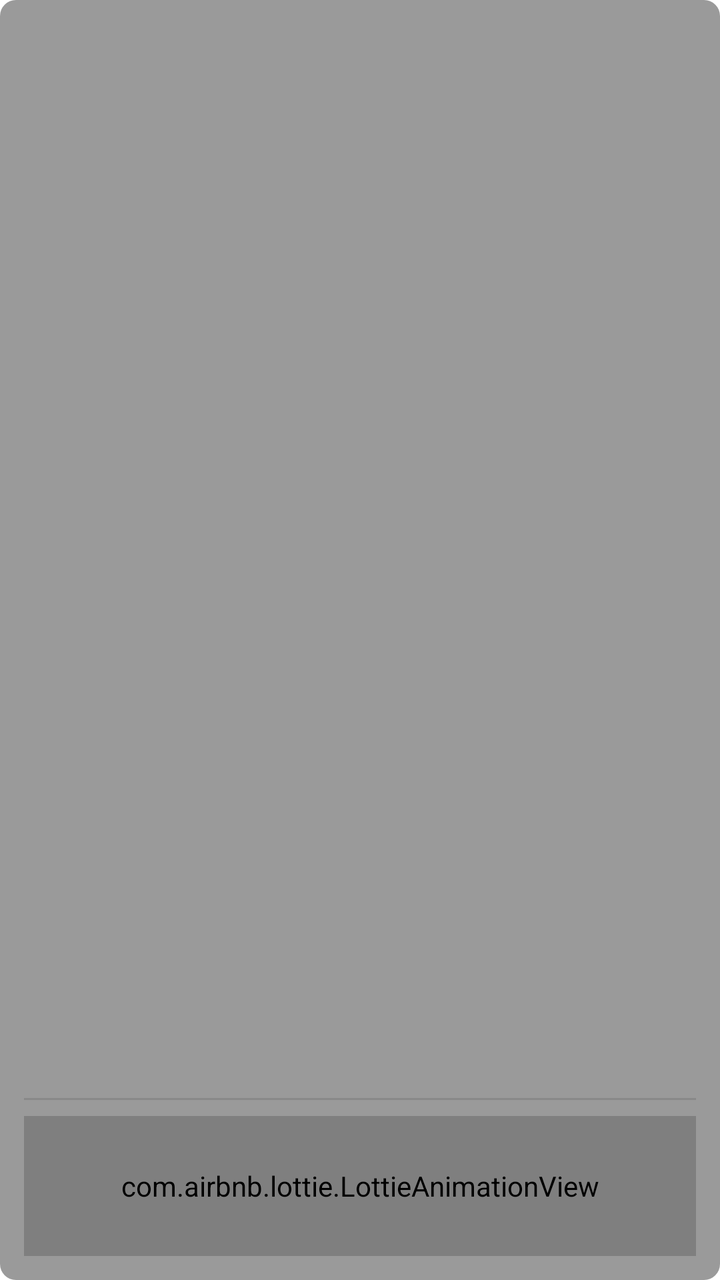
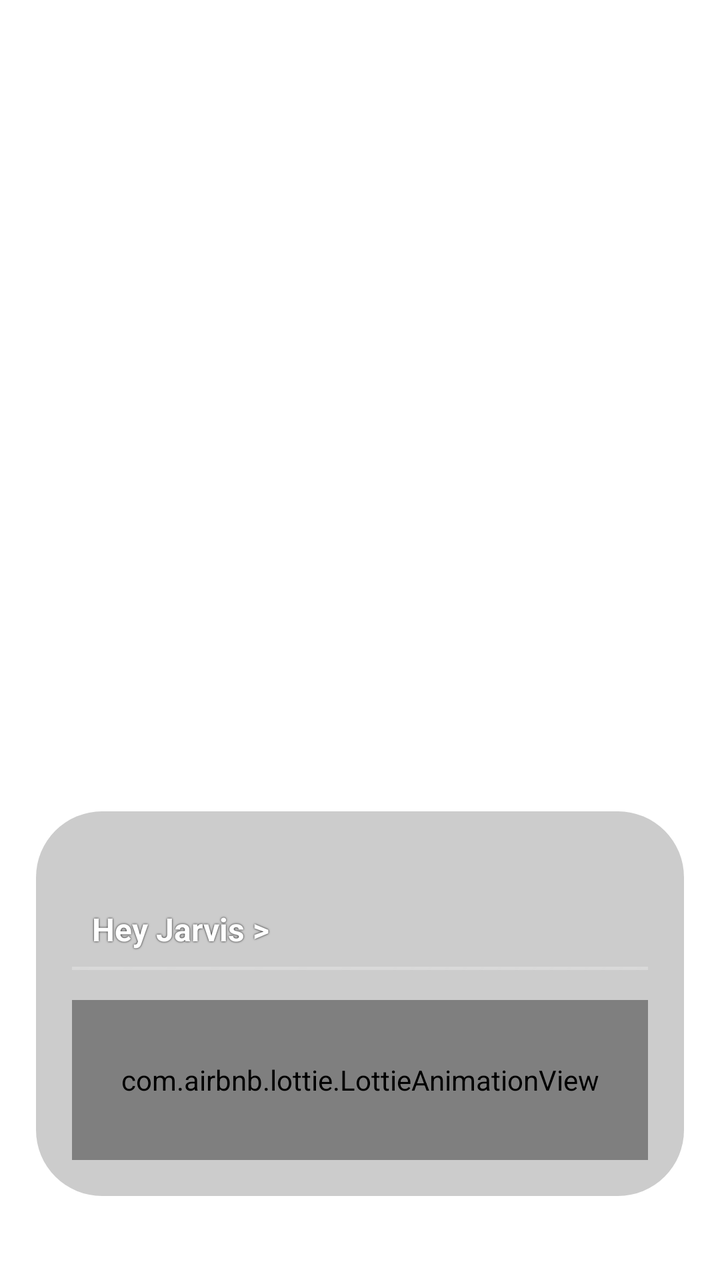

Two renders of the same Android screen: before a commit and after it. Below are the layout's source before the change and the commit's diff.
<!-- AndroidManifest.xml: activity theme Theme.Transparent -->
<!-- res/layout/activity_glow.xml -->
<LinearLayout xmlns:android="http://schemas.android.com/apk/res/android"
    xmlns:app="http://schemas.android.com/apk/res-auto"
    android:id="@+id/main"
    android:layout_width="match_parent"
    android:layout_height="match_parent"
    android:orientation="vertical"
    android:gravity="bottom"
    android:background="@drawable/livebg"
    android:padding="12dp">

    <TextView
        android:id="@+id/liveText1"
        android:layout_width="match_parent"
        android:layout_height="wrap_content"
        android:text="Hey Jarvis >"
        android:textSize="15sp"
        android:textColor="#FFFFFF"
        android:shadowColor="#000000"
        android:background="@drawable/livebg"
        android:shadowDx="0"
        android:shadowDy="0"
        android:layout_gravity="top"
        android:shadowRadius="2"
        android:visibility="invisible"
        android:textStyle="bold"
        android:paddingStart="15dp"
        android:gravity="start|center_vertical"
        android:layout_marginBottom="12dp" />
    <View
        android:layout_width="match_parent"
        android:layout_height="1dp"
        android:layout_marginBottom="8dp"
        android:background="#888888" />

    <com.airbnb.lottie.LottieAnimationView
        android:id="@+id/jarvisSpeaking"
        android:layout_width="match_parent"
        android:layout_height="70dp"
        android:layout_gravity="bottom"
        app:lottie_autoPlay="true"
        app:lottie_enableMergePathsForKitKatAndAbove="true"
        app:lottie_loop="true"
        app:lottie_rawRes="@raw/jarvisani11" />
</LinearLayout>
<!-- resources referenced by this layout -->
<resources>
  <!-- drawable livebg (drawable) -->
  <?xml version="1.0" encoding="utf-8"?>
  <shape xmlns:android="http://schemas.android.com/apk/res/android" android:shape="rectangle">
      <solid android:color="#65000000"/>
  
      <corners android:radius="8dp"/>
  
  </shape>
  <style name="Theme.Transparent" parent="Theme.AppCompat.Light.NoActionBar">
          <item name="android:windowIsTranslucent">true</item>
          <item name="android:windowBackground">@android:color/transparent</item>
          <item name="android:windowNoTitle">true</item>
          <item name="android:windowIsFloating">false</item>
      </style>
</resources>

<!-- the commit's change to res/layout/activity_glow.xml (unified diff, before → after) -->
@@ -1,44 +1,56 @@
-<LinearLayout xmlns:android="http://schemas.android.com/apk/res/android"
+<?xml version="1.0" encoding="utf-8"?>
+<FrameLayout xmlns:android="http://schemas.android.com/apk/res/android"
     xmlns:app="http://schemas.android.com/apk/res-auto"
-    android:id="@+id/main"
     android:layout_width="match_parent"
-    android:layout_height="match_parent"
-    android:orientation="vertical"
-    android:gravity="bottom"
-    android:background="@drawable/livebg"
-    android:padding="12dp">
+    android:layout_height="wrap_content"
+    android:paddingHorizontal="16dp"
+    android:paddingBottom="40dp"
+    android:layout_gravity="bottom">
 
-    <TextView
-        android:id="@+id/liveText1"
+    <LinearLayout
+        android:id="@+id/main"
         android:layout_width="match_parent"
         android:layout_height="wrap_content"
-        android:text="Hey Jarvis >"
-        android:textSize="15sp"
-        android:textColor="#FFFFFF"
-        android:shadowColor="#000000"
+        android:layout_gravity="bottom"
         android:background="@drawable/livebg"
-        android:shadowDx="0"
-        android:shadowDy="0"
-        android:layout_gravity="top"
-        android:shadowRadius="2"
-        android:visibility="invisible"
-        android:textStyle="bold"
-        android:paddingStart="15dp"
-        android:gravity="start|center_vertical"
-        android:layout_marginBottom="12dp" />
-    <View
-        android:layout_width="match_parent"
-        android:layout_height="1dp"
-        android:layout_marginBottom="8dp"
-        android:background="#888888" />
+        android:elevation="10dp"
+        android:orientation="vertical"
+        android:paddingTop="30dp"     android:paddingBottom="20dp"
+        android:paddingHorizontal="20dp">
 
-    <com.airbnb.lottie.LottieAnimationView
-        android:id="@+id/jarvisSpeaking"
-        android:layout_width="match_parent"
-        android:layout_height="70dp"
-        android:layout_gravity="bottom"
-        app:lottie_autoPlay="true"
-        app:lottie_enableMergePathsForKitKatAndAbove="true"
-        app:lottie_loop="true"
-        app:lottie_rawRes="@raw/jarvisani11" />
-</LinearLayout>
+        <TextView
+            android:id="@+id/liveText1"
+            android:layout_width="match_parent"
+            android:layout_height="wrap_content"
+            android:paddingTop="20dp"
+            android:layout_marginBottom="8dp"  android:gravity="start"
+            android:paddingHorizontal="10dp"
+            android:shadowColor="#000000"
+            android:shadowDx="0"
+            android:shadowDy="0"
+            android:shadowRadius="2"
+            android:text="Hey Jarvis >"
+            android:textColor="#FFFFFF"
+            android:textSize="16sp"
+            android:textStyle="bold"
+            android:visibility="visible" />
+
+        <View
+            android:layout_width="match_parent"
+            android:layout_height="1.5dp"
+            android:layout_marginBottom="15dp"
+            android:background="#40FFFFFF" />
+
+        <com.airbnb.lottie.LottieAnimationView
+            android:id="@+id/jarvisSpeaking"
+            android:layout_width="match_parent"
+            android:layout_height="80dp"
+            android:layout_gravity="center_horizontal"
+            app:lottie_autoPlay="true"
+            app:lottie_enableMergePathsForKitKatAndAbove="true"
+            app:lottie_loop="true"
+            app:lottie_rawRes="@raw/jarvisani11" />
+
+    </LinearLayout>
+
+</FrameLayout>
<!-- resource entries referenced after the edit -->
@@ -2,12 +2,24 @@
 <resources>
   <!-- drawable livebg (drawable) -->
   <?xml version="1.0" encoding="utf-8"?>
-  <shape xmlns:android="http://schemas.android.com/apk/res/android" android:shape="rectangle">
-      <solid android:color="#65000000"/>
+  <layer-list xmlns:android="http://schemas.android.com/apk/res/android">
   
-      <corners android:radius="8dp"/>
+      <item>
+          <shape android:shape="rectangle">
+              <gradient
+                  android:angle="135"
+                  android:startColor="#80FFFFFF"   android:centerColor="#00FFFFFF"  android:endColor="#33FFFFFF"     android:type="linear" />
   
-  </shape>
+              <corners android:radius="35dp" /> </shape>
+      </item>
+  
+      <item android:left="2dp" android:top="2dp" android:right="2dp" android:bottom="2dp">
+          <shape android:shape="rectangle">
+              <solid android:color="#33000000" />
+              <corners android:radius="33dp" /> </shape>
+      </item>
+  
+  </layer-list>
   <style name="Theme.Transparent" parent="Theme.AppCompat.Light.NoActionBar">
           <item name="android:windowIsTranslucent">true</item>
           <item name="android:windowBackground">@android:color/transparent</item>
